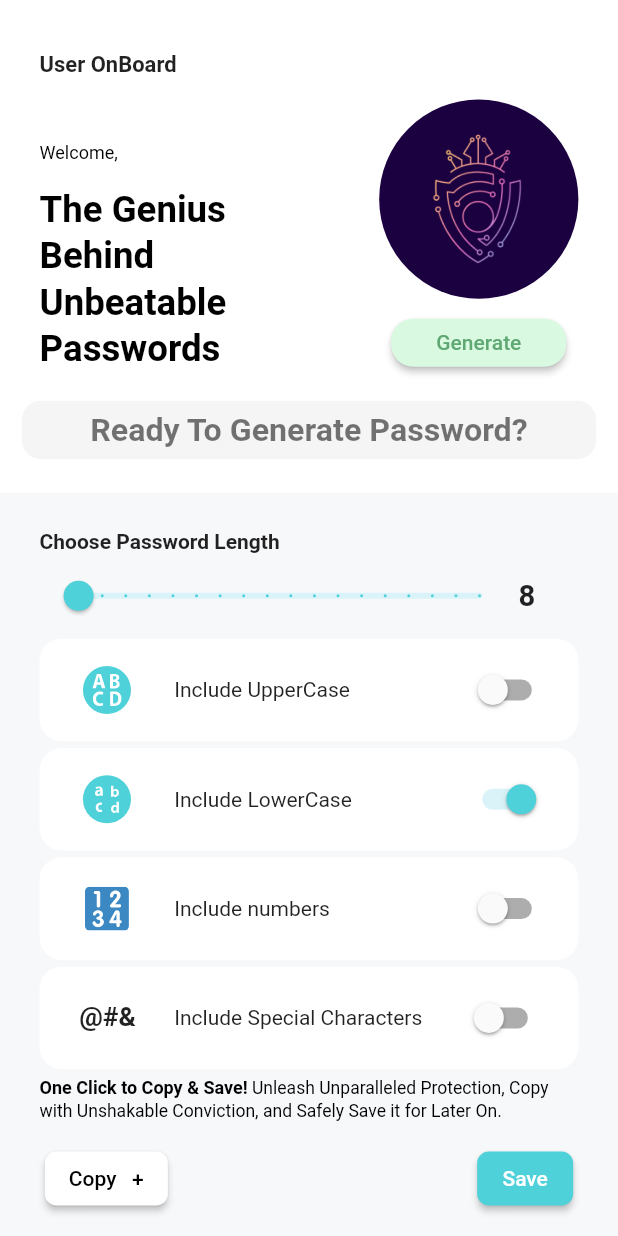
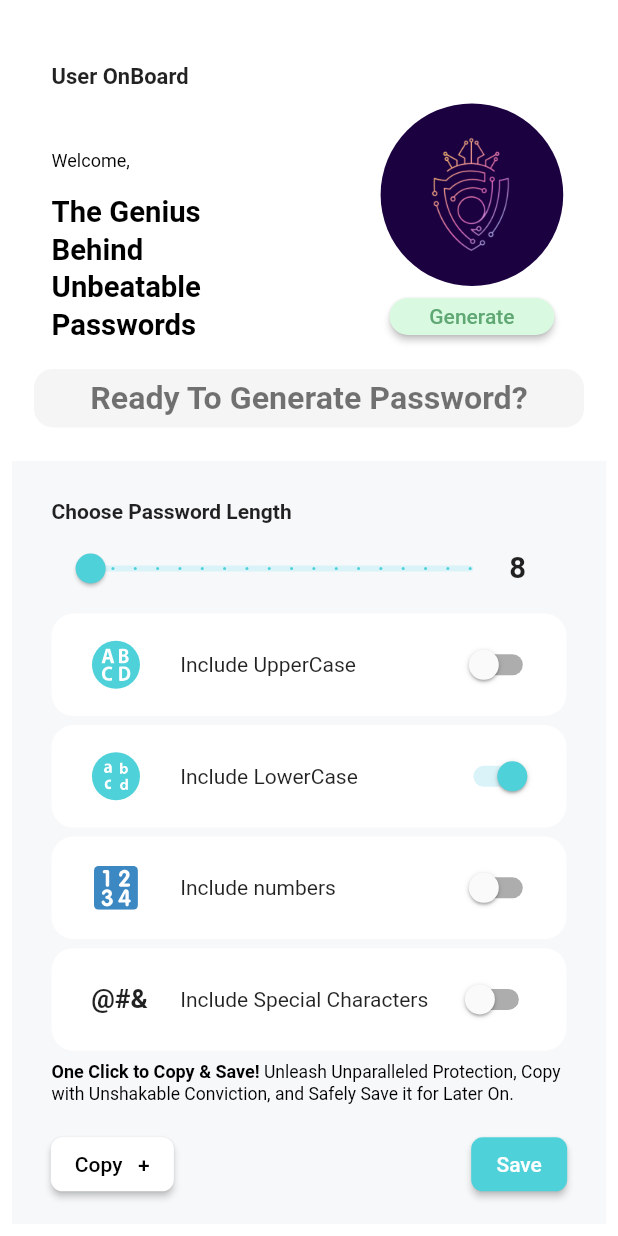
Before and after one commit to codersantoshadhikari/strong-password-, a Flutter app: the PasswordGeneratorScreen screen opened by its route, on a phone screen of 412 x 824 dp. Run offline on Flutter 3.47's test engine with Material 2 defaults, Android fonts, the phone set to English and light mode, and no system bars; our stand-ins replace equatable, flutter_bloc, flutter_screenutil, flutter_svg, font_awesome_flutter, hydrated_bloc.

Commit message:
small change

```diff
--- a/lib/passwordgen.dart
+++ b/lib/passwordgen.dart
@@ -30,6 +30,7 @@ class _PasswordGeneratorScreenState extends State<PasswordGeneratorScreen> {
   bool _isSpecialCharacters = false;
 
   String generatedPassword = 'Ready To Generate Password?';
+
   List<String> savedPasswords = []; // List to hold all the saved passwords
 
   final TextEditingController _lengthController = TextEditingController();
@@ -97,7 +98,9 @@ class _PasswordGeneratorScreenState extends State<PasswordGeneratorScreen> {
   Widget build(BuildContext context) {
     return Scaffold(
         backgroundColor: Colors.white,
-        body: Column(
+        body: Padding(
+          padding: const EdgeInsets.all(8.0),
+          child: Column(
             crossAxisAlignment: CrossAxisAlignment.start,
             children: [
               Padding(
@@ -130,7 +133,7 @@ class _PasswordGeneratorScreenState extends State<PasswordGeneratorScreen> {
                                       style: TextStyle(
                                           fontFamily: 'Roboto',
                                           fontWeight: FontWeight.w600,
-                                        fontSize: 25.sp,
+                                          fontSize: 20.sp,
                                           height: 1.3.h)),
                                 ],
                               ),
@@ -203,7 +206,7 @@ class _PasswordGeneratorScreenState extends State<PasswordGeneratorScreen> {
                 ),
               ),
               Expanded(
-                flex: 5,
+                  flex: 6,
                   child: Padding(
                     padding: EdgeInsets.only(top: 8.h),
                     child: Container(
@@ -499,6 +502,7 @@ class _PasswordGeneratorScreenState extends State<PasswordGeneratorScreen> {
                     ),
                   )),
             ],
+          ),
         )
         // ListView(
         //   padding: const EdgeInsets.all(16.0),
--- a/lib/splash_screen/split_widget/button_widget.dart
+++ b/lib/splash_screen/split_widget/button_widget.dart
@@ -26,6 +26,7 @@ class _ButtonWidgetState extends State<ButtonWidget> {
           backgroundColor: MaterialStateProperty.all(const Color.fromARGB(255, 255, 255, 255)),
         ),
         onPressed: () {
+
           Navigator.pushNamedAndRemoveUntil(context, Routes.passwordGenerationScreen, (route) => false);
           // Handle button click action here
         },
```
Lines whose indentation alone changed are shown as unchanged.
